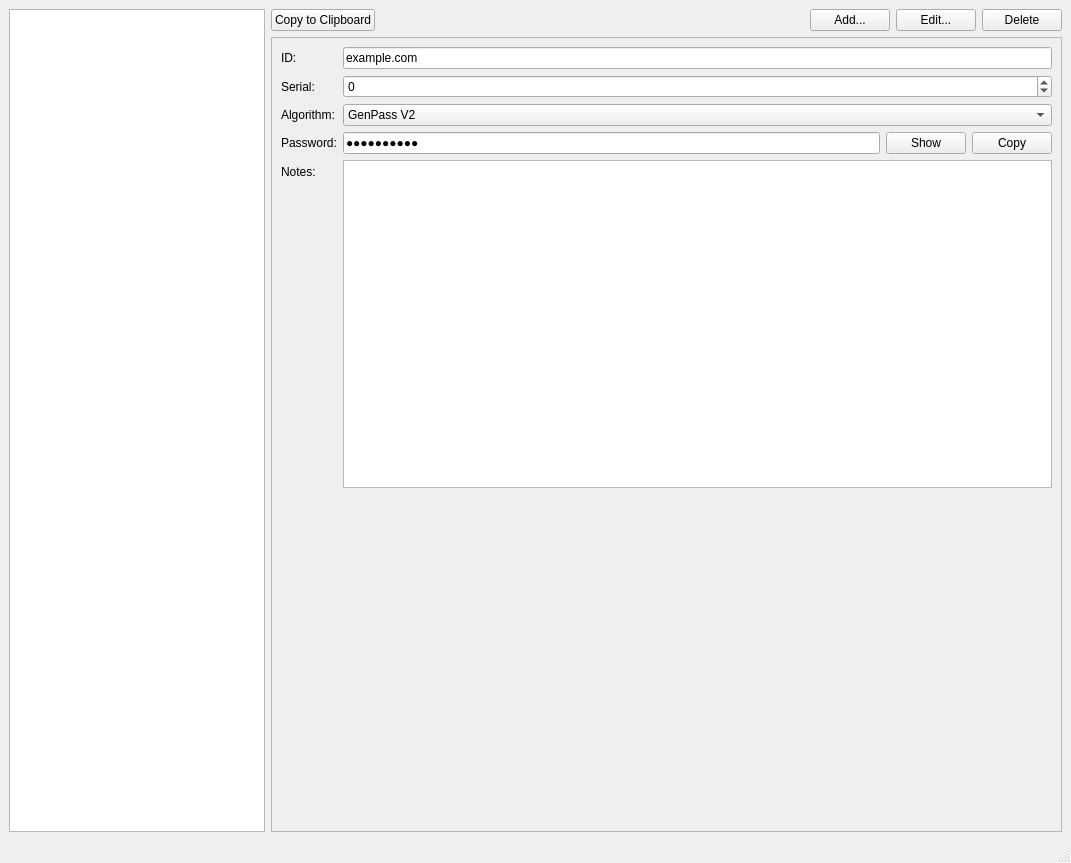
dbear496/genpass-gui, file src/GenpassWindow.ui: the form before one commit.
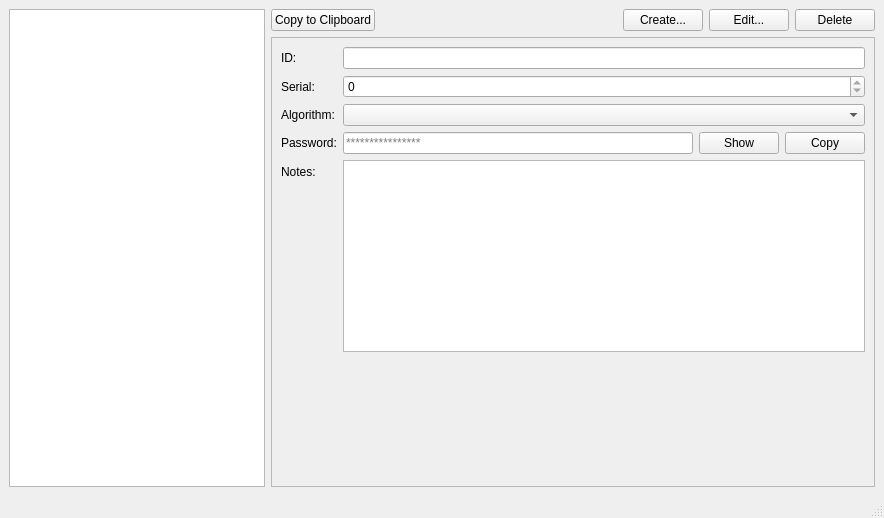
The form after the commit.

```diff
--- a/src/GenpassWindow.ui
+++ b/src/GenpassWindow.ui
@@ -6,8 +6,8 @@
    <rect>
     <x>0</x>
     <y>0</y>
-    <width>1071</width>
-    <height>863</height>
+    <width>884</width>
+    <height>518</height>
    </rect>
   </property>
   <property name="windowTitle">
@@ -54,7 +54,7 @@
           <item>
            <widget class="QPushButton" name="buttonAddPw">
             <property name="text">
-             <string>Add...</string>
+             <string>Create...</string>
             </property>
            </widget>
           </item>
@@ -84,8 +84,8 @@
             <rect>
              <x>0</x>
              <y>0</y>
-             <width>789</width>
-             <height>748</height>
+             <width>602</width>
+             <height>403</height>
             </rect>
            </property>
            <layout class="QHBoxLayout" name="horizontalLayout_5">
@@ -103,9 +103,6 @@
               </item>
               <item row="0" column="1">
                <widget class="QLineEdit" name="id">
-                <property name="text">
-                 <string>example.com</string>
-                </property>
                 <property name="readOnly">
                  <bool>true</bool>
                 </property>
@@ -123,6 +120,9 @@
               </item>
               <item row="1" column="1">
                <widget class="QSpinBox" name="spinSerial">
+                <property name="readOnly">
+                 <bool>true</bool>
+                </property>
                 <property name="minimum">
                  <number>-2147483647</number>
                 </property>
@@ -149,16 +149,6 @@
                   <verstretch>0</verstretch>
                  </sizepolicy>
                 </property>
-                <item>
-                 <property name="text">
-                  <string>GenPass V2</string>
-                 </property>
-                </item>
-                <item>
-                 <property name="text">
-                  <string>GenPass V1</string>
-                 </property>
-                </item>
                </widget>
               </item>
               <item row="3" column="0">
@@ -176,11 +166,17 @@
                 <item>
                  <widget class="QLineEdit" name="password">
                   <property name="text">
-                   <string>passwod123</string>
+                   <string/>
                   </property>
                   <property name="echoMode">
                    <enum>QLineEdit::EchoMode::Password</enum>
                   </property>
+                  <property name="readOnly">
+                   <bool>true</bool>
+                  </property>
+                  <property name="placeholderText">
+                   <string>****************</string>
+                  </property>
                  </widget>
                 </item>
                 <item>
@@ -211,6 +207,12 @@
               </item>
               <item row="4" column="1">
                <widget class="QPlainTextEdit" name="note">
+                <property name="sizePolicy">
+                 <sizepolicy hsizetype="Expanding" vsizetype="Maximum">
+                  <horstretch>0</horstretch>
+                  <verstretch>0</verstretch>
+                 </sizepolicy>
+                </property>
                 <property name="readOnly">
                  <bool>true</bool>
                 </property>
@@ -219,19 +221,6 @@
                 </property>
                </widget>
               </item>
-              <item row="5" column="1">
-               <spacer name="verticalSpacer">
-                <property name="orientation">
-                 <enum>Qt::Orientation::Vertical</enum>
-                </property>
-                <property name="sizeHint" stdset="0">
-                 <size>
-                  <width>20</width>
-                  <height>40</height>
-                 </size>
-                </property>
-               </spacer>
-              </item>
              </layout>
             </item>
            </layout>
```
Left out of the diff: 2 changed lines with no effect on the pictures.
